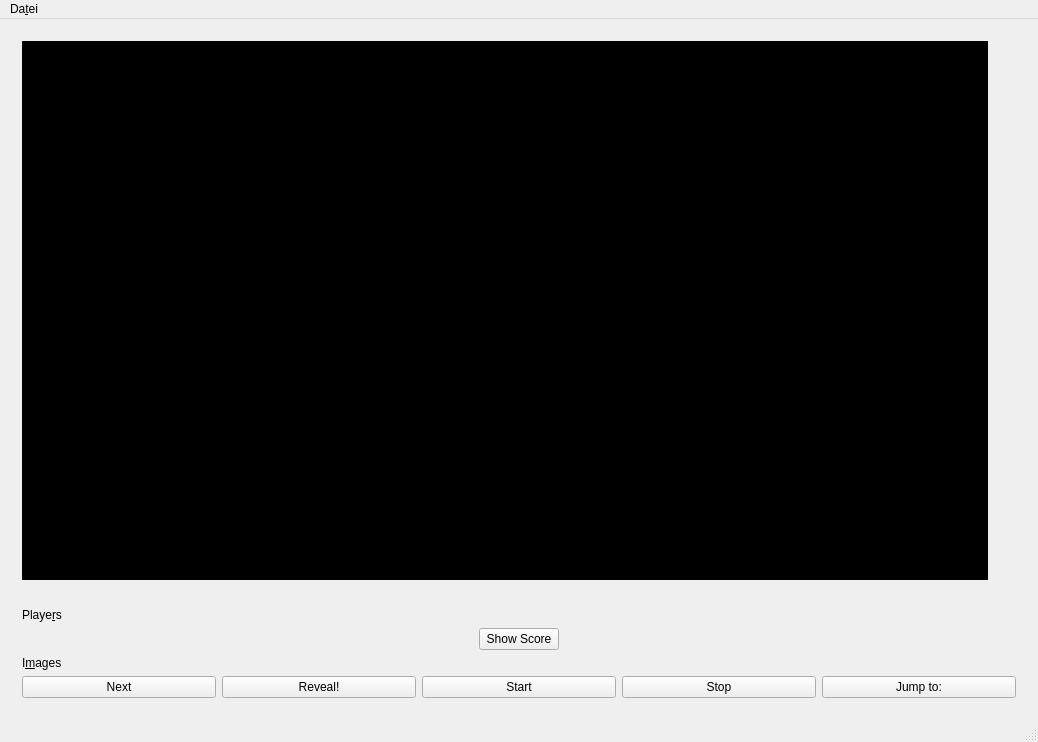
Above: guesswho.ui from freepenguin84/GuessWhoGame before the change. Below: the same form after it.
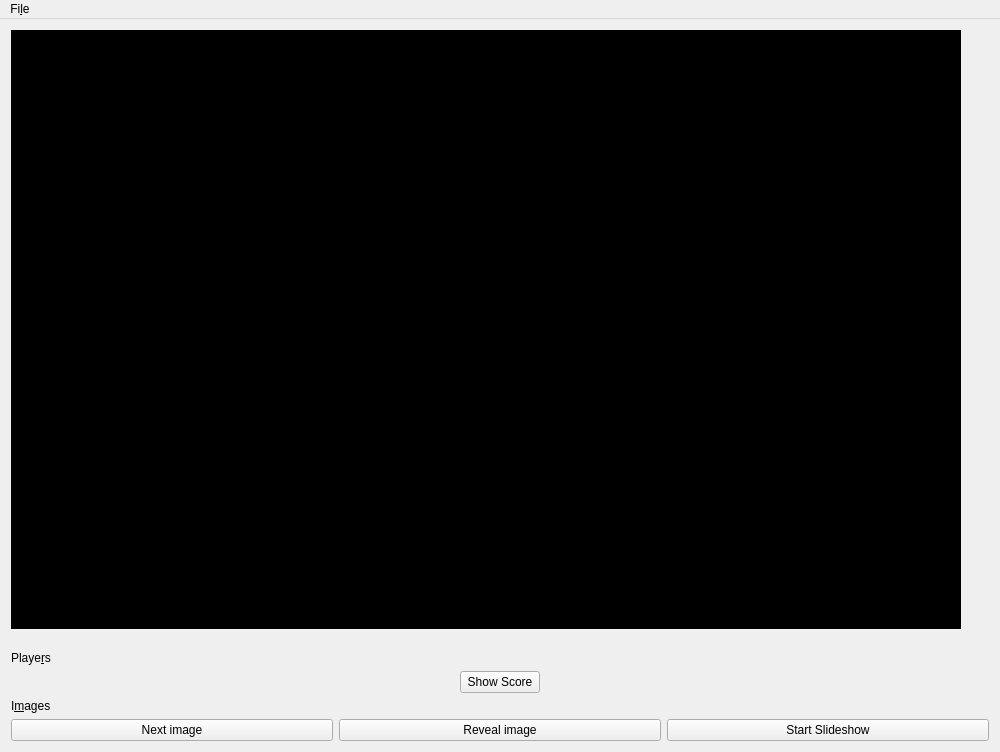
That is the form after the change.

```diff
--- a/guesswho.ui
+++ b/guesswho.ui
@@ -6,8 +6,8 @@
    <rect>
     <x>0</x>
     <y>0</y>
-    <width>1038</width>
-    <height>742</height>
+    <width>1000</width>
+    <height>752</height>
    </rect>
   </property>
   <property name="windowTitle">
@@ -18,6 +18,21 @@
     <bool>true</bool>
    </property>
    <layout class="QVBoxLayout" name="centralWidgetLayout">
+    <property name="spacing">
+     <number>0</number>
+    </property>
+    <property name="leftMargin">
+     <number>0</number>
+    </property>
+    <property name="topMargin">
+     <number>0</number>
+    </property>
+    <property name="rightMargin">
+     <number>0</number>
+    </property>
+    <property name="bottomMargin">
+     <number>0</number>
+    </property>
     <item>
      <layout class="QHBoxLayout" name="imageLayout">
       <item>
@@ -33,8 +48,8 @@
           <rect>
            <x>0</x>
            <y>0</y>
-           <width>1006</width>
-           <height>531</height>
+           <width>980</width>
+           <height>582</height>
           </rect>
          </property>
          <layout class="QHBoxLayout" name="scrollAreaLayout">
@@ -110,35 +125,24 @@
          <item>
           <widget class="QPushButton" name="nextButton">
            <property name="text">
-            <string>Next</string>
+            <string>Next image</string>
            </property>
           </widget>
          </item>
          <item>
           <widget class="QPushButton" name="revealButton">
            <property name="text">
-            <string>Reveal!</string>
+            <string>Reveal image</string>
            </property>
           </widget>
          </item>
          <item>
           <widget class="QPushButton" name="startButton">
            <property name="text">
-            <string>Start</string>
+            <string>Start Slideshow</string>
            </property>
-          </widget>
-         </item>
-         <item>
-          <widget class="QPushButton" name="stopButton">
-           <property name="text">
-            <string>Stop</string>
-           </property>
-          </widget>
-         </item>
-         <item>
-          <widget class="QPushButton" name="jumpToButton">
-           <property name="text">
-            <string>Jump to:</string>
+           <property name="checkable">
+            <bool>true</bool>
            </property>
           </widget>
          </item>
@@ -154,21 +158,20 @@
     <rect>
      <x>0</x>
      <y>0</y>
-     <width>1038</width>
+     <width>1000</width>
      <height>30</height>
     </rect>
    </property>
-   <widget class="QMenu" name="menuDatei">
+   <widget class="QMenu" name="menuFile">
     <property name="title">
-     <string>Da&amp;tei</string>
+     <string>Fi&amp;le</string>
     </property>
     <addaction name="actionNewGame"/>
     <addaction name="actionSettings"/>
     <addaction name="actionToggleControls"/>
    </widget>
-   <addaction name="menuDatei"/>
+   <addaction name="menuFile"/>
   </widget>
-  <widget class="QStatusBar" name="statusBar"/>
   <action name="actionNewGame">
    <property name="text">
     <string>&amp;New Game</string>
```
Left out of the diff: 2 changed lines with no effect on the pictures.
